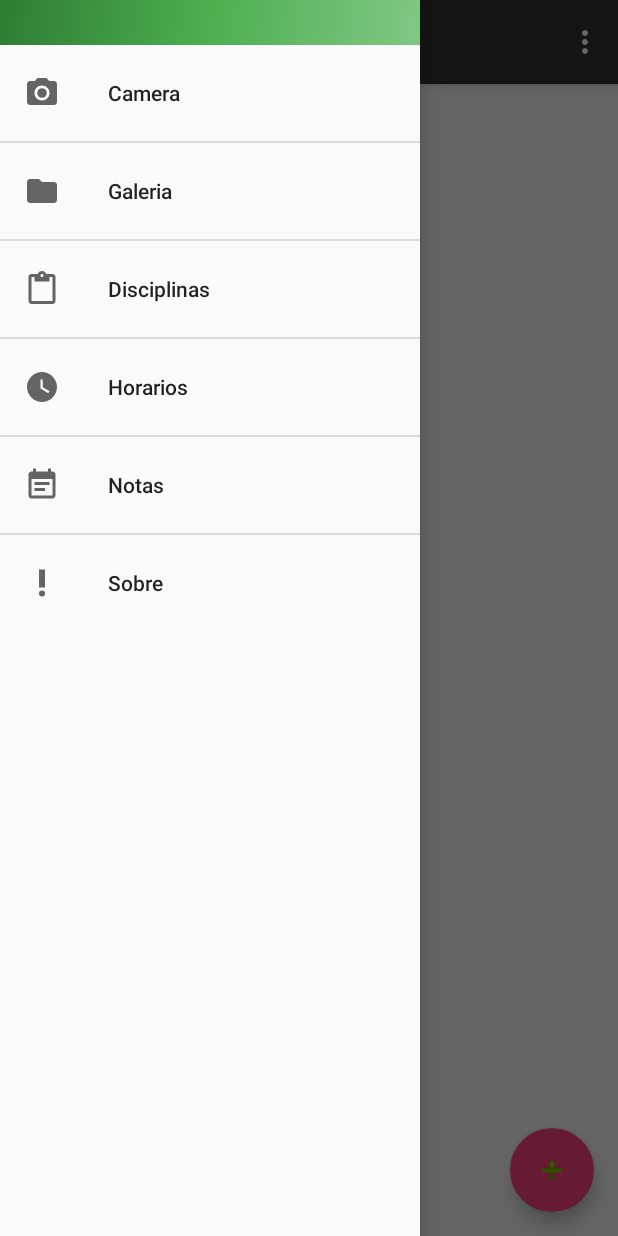
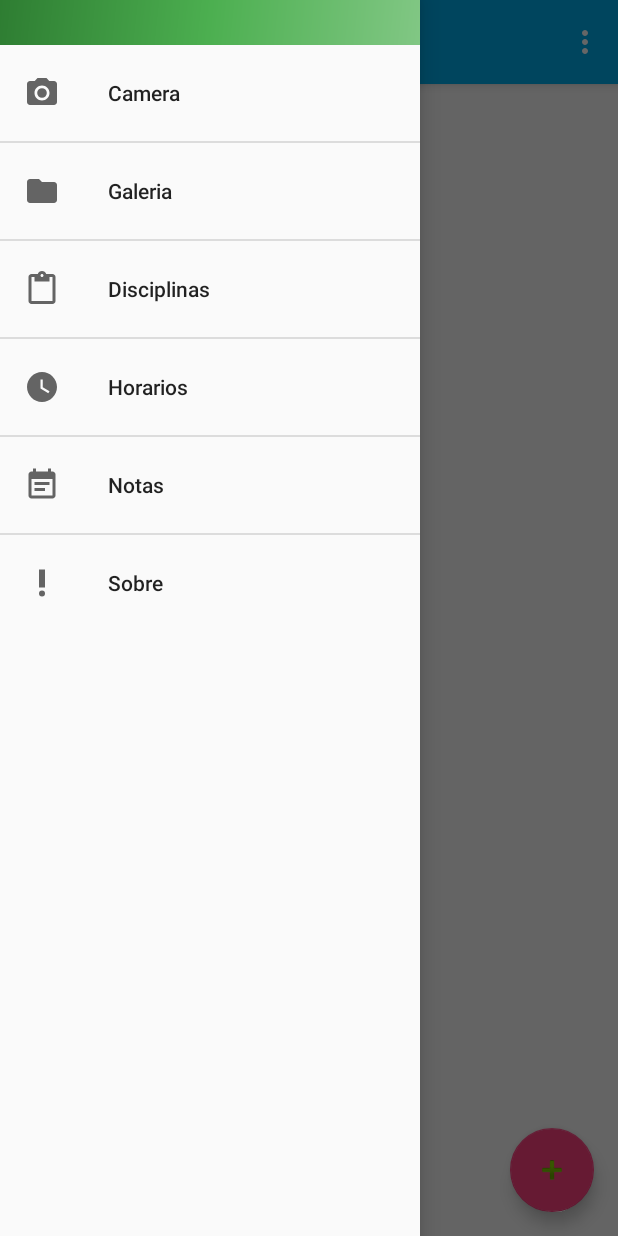
Before and after one commit to PabloAbreu95/Efficient, an Android app: the screen it shows after launch (MainActivity), with the side drawer open, on a phone screen of 412 x 824 dp. Run offline under Robolectric (Android 15) with nearby library versions, the phone set to English and light mode, and no system bars; 1 statement that could not run was skipped.

Commit message:
Alterações na interface gráfica

```diff
--- a/app/src/main/res/values/colors.xml
+++ b/app/src/main/res/values/colors.xml
@@ -1,7 +1,7 @@
 <?xml version="1.0" encoding="utf-8"?>
 <resources>
     #5cbe4a
-    <color name="colorPrimary">#333333</color>
+    <color name="colorPrimary">#00aced</color>
     <color name="colorPrimaryDark">#000000</color>
     <color name="colorAccent">#FF4081</color>
     <color name="verde">#00FF00</color>
```
